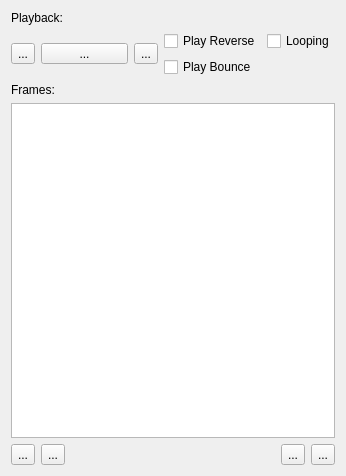
Before: the Qt Designer form DesignerTool/src/WidgetSpriteState.ui in GameOverture/HarmonyEngine, drawn with Qt 5.
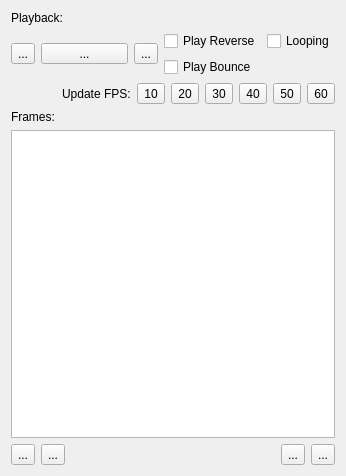
After: the same form once the commit is applied. Icons and pictures are not drawn. Custom widgets are drawn as their Qt base class.

Commit message: Ability to quickly set the durations of every frame in a sprite state

Diff of the .ui file:
```diff
--- a/DesignerTool/src/WidgetSpriteState.ui
+++ b/DesignerTool/src/WidgetSpriteState.ui
@@ -93,6 +93,72 @@
      </item>
     </layout>
    </item>
+   <item>
+    <layout class="QHBoxLayout" name="horizontalLayout_2">
+     <item>
+      <spacer name="horizontalSpacer">
+       <property name="orientation">
+        <enum>Qt::Horizontal</enum>
+       </property>
+       <property name="sizeHint" stdset="0">
+        <size>
+         <width>40</width>
+         <height>20</height>
+        </size>
+       </property>
+      </spacer>
+     </item>
+     <item>
+      <widget class="QLabel" name="label_3">
+       <property name="text">
+        <string>Update FPS:</string>
+       </property>
+      </widget>
+     </item>
+     <item>
+      <widget class="QToolButton" name="btnHz10">
+       <property name="text">
+        <string>10</string>
+       </property>
+      </widget>
+     </item>
+     <item>
+      <widget class="QToolButton" name="btnHz20">
+       <property name="text">
+        <string>20</string>
+       </property>
+      </widget>
+     </item>
+     <item>
+      <widget class="QToolButton" name="btnHz30">
+       <property name="text">
+        <string>30</string>
+       </property>
+      </widget>
+     </item>
+     <item>
+      <widget class="QToolButton" name="btnHz40">
+       <property name="text">
+        <string>40</string>
+       </property>
+      </widget>
+     </item>
+     <item>
+      <widget class="QToolButton" name="btnHz50">
+       <property name="text">
+        <string>50</string>
+       </property>
+      </widget>
+     </item>
+     <item>
+      <widget class="QToolButton" name="btnHz60">
+       <property name="text">
+        <string>60</string>
+       </property>
+      </widget>
+     </item>
+    </layout>
+   </item>
    <item>
     <widget class="QLabel" name="label_2">
      <property name="text">
```
Left out of the diff: 6 changed lines with no effect on the pictures. The commit also changes 2 other files.
